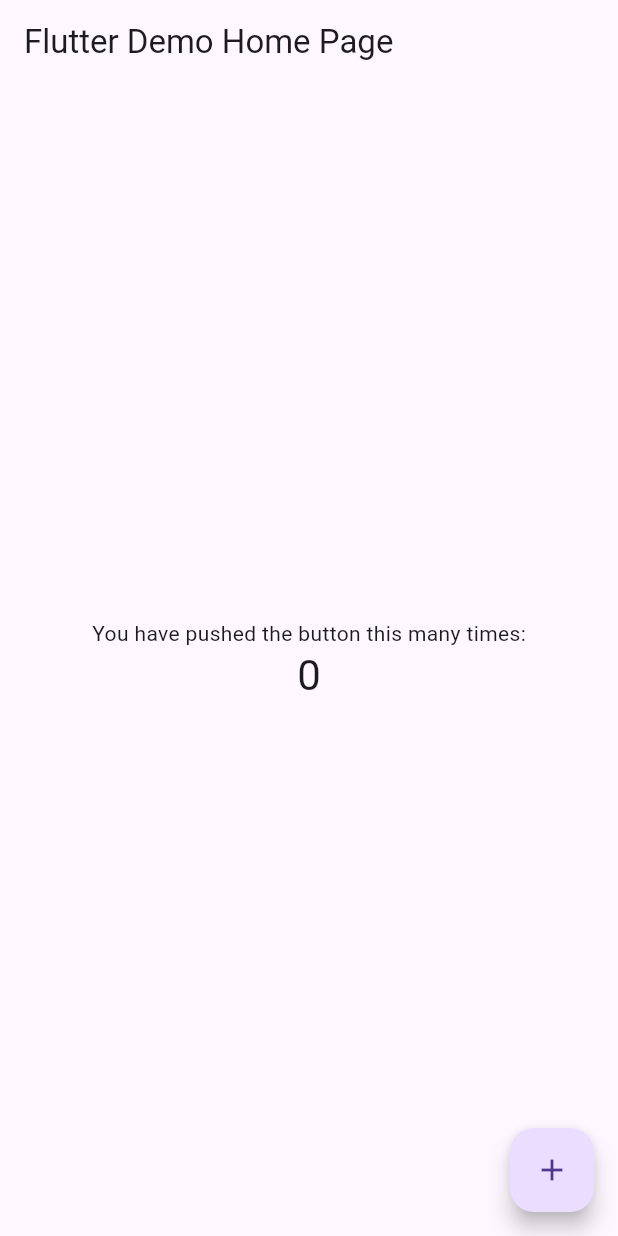
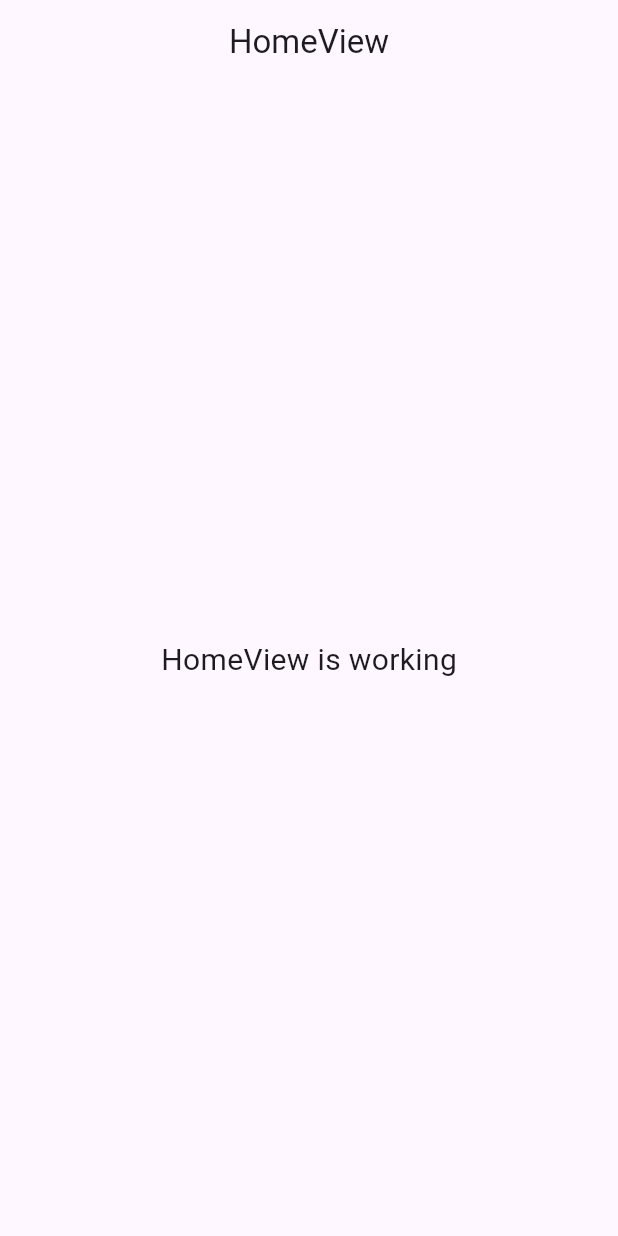
Before and after one commit to KlayThompson/remote-demo, a Flutter app: the screen it shows after launch, on a phone screen of 412 x 824 dp. Run offline on Flutter 3.47's test engine with Material 3 defaults, Android fonts, the phone set to English and light mode, and no system bars; our stand-ins replace get.

Commit message:
use get cli

```diff
--- /dev/null
+++ b/lib/app/modules/home/views/home_view.dart
@@ -0,0 +1,24 @@
+import 'package:flutter/material.dart';
+
+import 'package:get/get.dart';
+
+import '../controllers/home_controller.dart';
+
+class HomeView extends GetView<HomeController> {
+  const HomeView({Key? key}) : super(key: key);
+  @override
+  Widget build(BuildContext context) {
+    return Scaffold(
+      appBar: AppBar(
+        title: const Text('HomeView'),
+        centerTitle: true,
+      ),
+      body: const Center(
+        child: Text(
+          'HomeView is working',
+          style: TextStyle(fontSize: 20),
+        ),
+      ),
+    );
+  }
+}
--- a/lib/main.dart
+++ b/lib/main.dart
@@ -1,115 +1,17 @@
 import 'package:flutter/material.dart';
 
+import 'package:get/get.dart';
+import 'package:remote_demoa/generated/locales.g.dart';
+
+import 'app/routes/app_pages.dart';
+
 void main() {
-  runApp(const MyApp());
+  runApp(
+    GetMaterialApp(
+      title: "Application",
+      initialRoute: AppPages.INITIAL,
+      getPages: AppPages.routes,
+      translationsKeys: AppTranslation.translations,
+    ),
+  );
 }
-
-class MyApp extends StatelessWidget {
-  const MyApp({super.key});
-
-  // This widget is the root of your application.
-  @override
-  Widget build(BuildContext context) {
-    return MaterialApp(
-      title: 'Flutter Demo',
-      theme: ThemeData(
-        // This is the theme of your application.
-        //
-        // Try running your application with "flutter run". You'll see the
-        // application has a blue toolbar. Then, without quitting the app, try
-        // changing the primarySwatch below to Colors.green and then invoke
-        // "hot reload" (press "r" in the console where you ran "flutter run",
-        // or simply save your changes to "hot reload" in a Flutter IDE).
-        // Notice that the counter didn't reset back to zero; the application
-        // is not restarted.
-        primarySwatch: Colors.blue,
-      ),
-      home: const MyHomePage(title: 'Flutter Demo Home Page'),
-    );
-  }
-}
-
-class MyHomePage extends StatefulWidget {
-  const MyHomePage({super.key, required this.title});
-
-  // This widget is the home page of your application. It is stateful, meaning
-  // that it has a State object (defined below) that contains fields that affect
-  // how it looks.
-
-  // This class is the configuration for the state. It holds the values (in this
-  // case the title) provided by the parent (in this case the App widget) and
-  // used by the build method of the State. Fields in a Widget subclass are
-  // always marked "final".
-
-  final String title;
-
-  @override
-  State<MyHomePage> createState() => _MyHomePageState();
-}
-
-class _MyHomePageState extends State<MyHomePage> {
-  int _counter = 0;
-
-  void _incrementCounter() {
-    setState(() {
-      // This call to setState tells the Flutter framework that something has
-      // changed in this State, which causes it to rerun the build method below
-      // so that the display can reflect the updated values. If we changed
-      // _counter without calling setState(), then the build method would not be
-      // called again, and so nothing would appear to happen.
-      _counter++;
-    });
-  }
-
-  @override
-  Widget build(BuildContext context) {
-    // This method is rerun every time setState is called, for instance as done
-    // by the _incrementCounter method above.
-    //
-    // The Flutter framework has been optimized to make rerunning build methods
-    // fast, so that you can just rebuild anything that needs updating rather
-    // than having to individually change instances of widgets.
-    return Scaffold(
-      appBar: AppBar(
-        // Here we take the value from the MyHomePage object that was created by
-        // the App.build method, and use it to set our appbar title.
-        title: Text(widget.title),
-      ),
-      body: Center(
-        // Center is a layout widget. It takes a single child and positions it
-        // in the middle of the parent.
-        child: Column(
-          // Column is also a layout widget. It takes a list of children and
-          // arranges them vertically. By default, it sizes itself to fit its
-          // children horizontally, and tries to be as tall as its parent.
-          //
-          // Invoke "debug painting" (press "p" in the console, choose the
-          // "Toggle Debug Paint" action from the Flutter Inspector in Android
-          // Studio, or the "Toggle Debug Paint" command in Visual Studio Code)
-          // to see the wireframe for each widget.
-          //
-          // Column has various properties to control how it sizes itself and
-          // how it positions its children. Here we use mainAxisAlignment to
-          // center the children vertically; the main axis here is the vertical
-          // axis because Columns are vertical (the cross axis would be
-          // horizontal).
-          mainAxisAlignment: MainAxisAlignment.center,
-          children: <Widget>[
-            const Text(
-              'You have pushed the button this many times:',
-            ),
-            Text(
-              '$_counter',
-              style: Theme.of(context).textTheme.headlineMedium,
-            ),
-          ],
-        ),
-      ),
-      floatingActionButton: FloatingActionButton(
-        onPressed: _incrementCounter,
-        tooltip: 'Increment',
-        child: const Icon(Icons.add),
-      ), // This trailing comma makes auto-formatting nicer for build methods.
-    );
-  }
-}
```
Also changed, not shown: analysis_options.yaml (+0 -26 lines), assets/locales/en_US.json (added, +10 -0 lines), assets/locales/zh_CN.json (added, +10 -0 lines), lib/app/modules/home/bindings/home_binding.dart (added, +12 -0 lines), lib/app/modules/home/controllers/home_controller.dart (added, +23 -0 lines), lib/app/routes/app_pages.dart (added, +20 -0 lines), lib/app/routes/app_routes.dart (added, +12 -0 lines), pubspec.yaml (+8 -78 lines), lib/generated/locales.g.dart (added), pubspec.lock, 17 other files.
